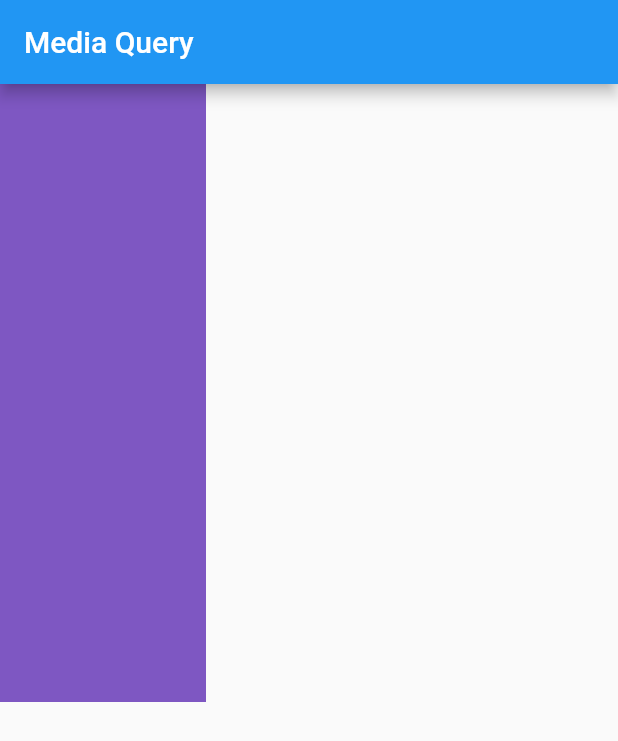
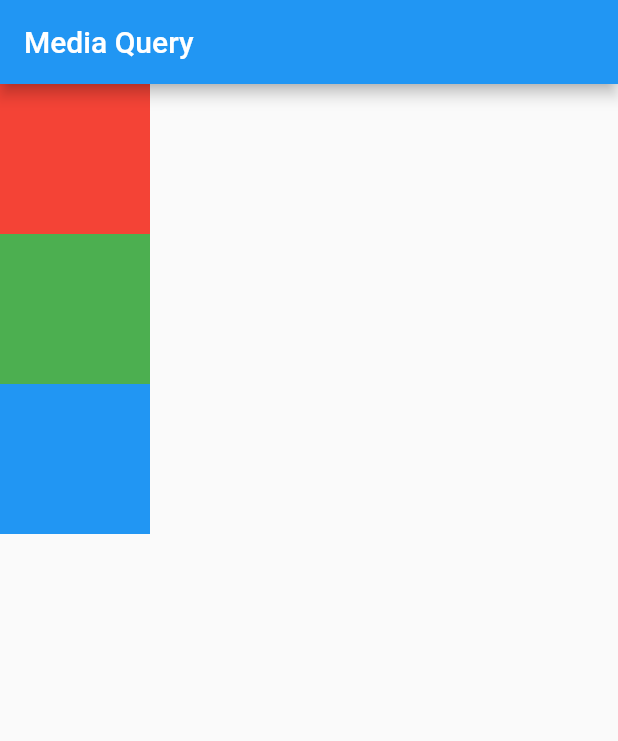
Before and after one commit to taufanbasri/flutter_basic, a Flutter app: the screen it shows after launch, on a phone screen of 412 x 824 dp. Shown: the top 741 px of the screen. Run offline on Flutter 3.47's test engine with Material 2 defaults, Android fonts, the phone set to English and light mode, and no system bars; our stand-ins replace get.

Commit message:
Media Query 2

```diff
--- a/lib/main.dart
+++ b/lib/main.dart
@@ -26,10 +26,32 @@ class MainPage extends StatelessWidget {
         appBar: AppBar(
           title: const Text("Media Query"),
         ),
-        body: Container(
-          color: Colors.deepPurple[400],
-          width: MediaQuery.of(context).size.width / 3,
-          height: MediaQuery.of(context).size.height / 2,
-        ));
+        body: (MediaQuery.of(context).orientation == Orientation.portrait)
+            ? Column(
+                children: generateContainers,
+              )
+            : Row(
+                children: generateContainers,
+              ));
+  }
+
+  List<Widget> get generateContainers {
+    return [
+      Container(
+        color: Colors.red,
+        width: 100,
+        height: 100,
+      ),
+      Container(
+        color: Colors.green,
+        width: 100,
+        height: 100,
+      ),
+      Container(
+        color: Colors.blue,
+        width: 100,
+        height: 100,
+      ),
+    ];
   }
 }
```
